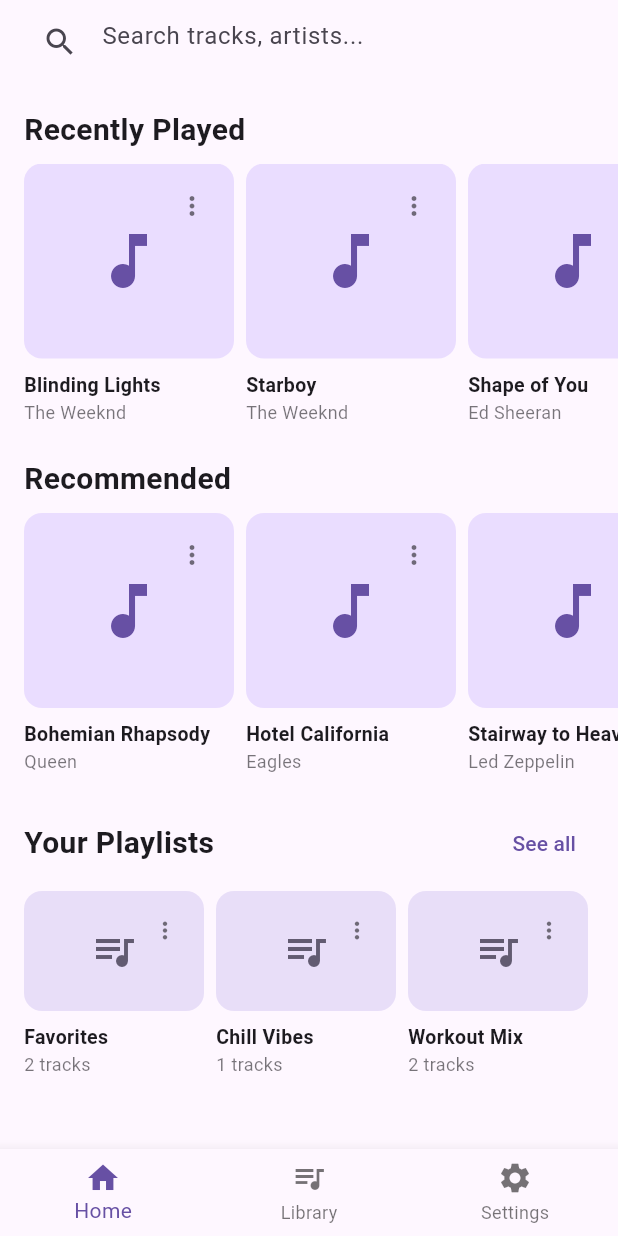
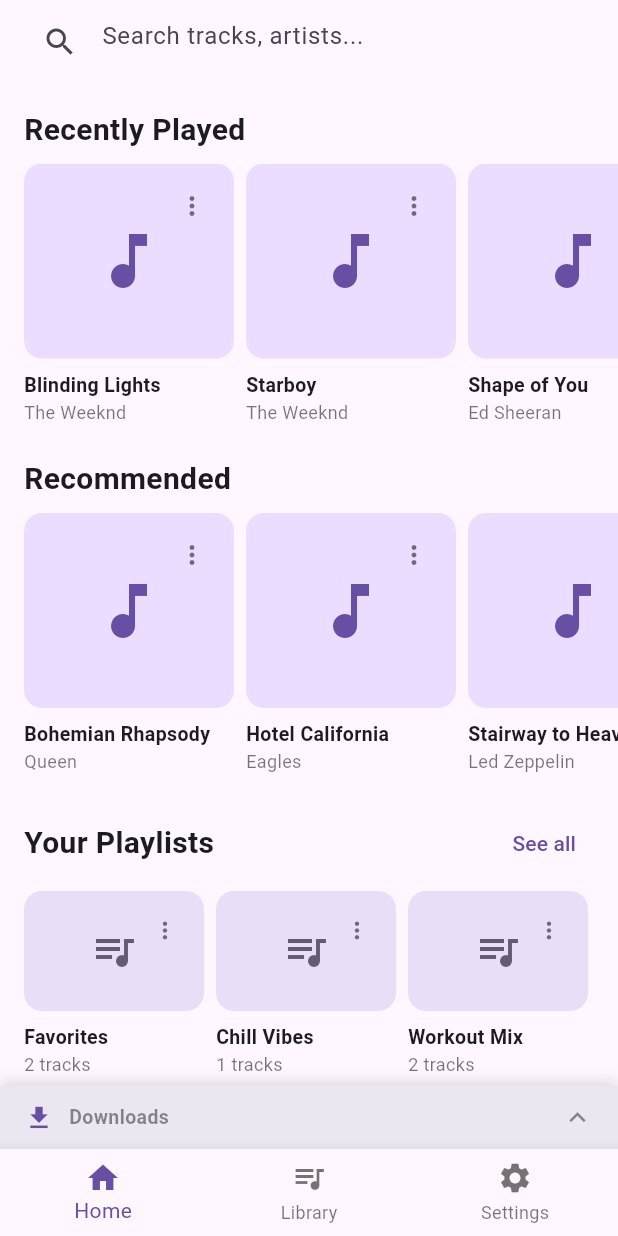
Before and after one commit to AspiringDeveloperCapu/Musicap, a Flutter app: the screen it shows after launch, on a phone screen of 412 x 824 dp. Run offline on Flutter 3.47's test engine with Material 3 defaults, Android fonts, the phone set to English and light mode, and no system bars; our stand-ins replace audio_service, dio, flutter_riverpod, just_audio.

Commit message:
Fix download manager for web, always show download bar with placeholder

```diff
--- a/lib/features/player/download_bar.dart
+++ b/lib/features/player/download_bar.dart
@@ -25,8 +25,6 @@
             e.value.status == DownloadStatus.downloading ||
             e.value.status == DownloadStatus.downloaded)
         .toList();
-
-    if (activeOrCompleted.isEmpty) return const SizedBox.shrink();
 
     // Find the most recent active download for the compact bar.
     final activeDownload = activeOrCompleted
@@ -90,11 +88,23 @@
                                 ),
                               ],
                             )
-                          : Text(
+                          : activeOrCompleted.isNotEmpty
+                              ? Text(
                                   '${activeOrCompleted.length} download${activeOrCompleted.length > 1 ? 's' : ''} complete',
                                   style: const TextStyle(
                                     fontSize: 13,
                                     fontWeight: FontWeight.w600,
+                                  ),
+                                )
+                              : Text(
+                                  'Downloads',
+                                  style: TextStyle(
+                                    fontSize: 13,
+                                    fontWeight: FontWeight.w600,
+                                    color: Theme.of(context)
+                                        .colorScheme
+                                        .onSurface
+                                        .withOpacity(0.5),
                                   ),
                                 ),
                     ),
--- a/pubspec.yaml
+++ b/pubspec.yaml
@@ -49,6 +49,7 @@
   dio: ^5.4.0
   path_provider: ^2.1.2
   path: ^1.9.0
+  url_launcher: ^6.2.0
 
   # Image caching
   cached_network_image: ^3.3.0
```
Also changed, not shown: lib/providers/download_manager.dart (+54 -53 lines), pubspec.lock, 5 other files. Lines whose indentation alone changed are shown as unchanged.
